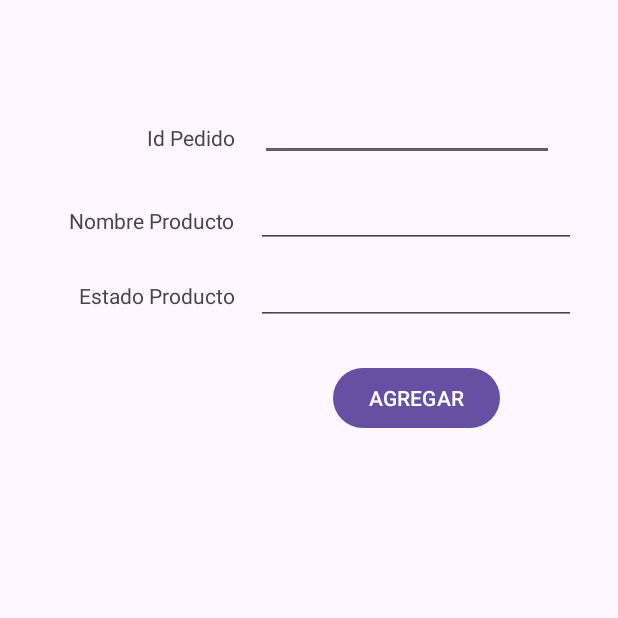
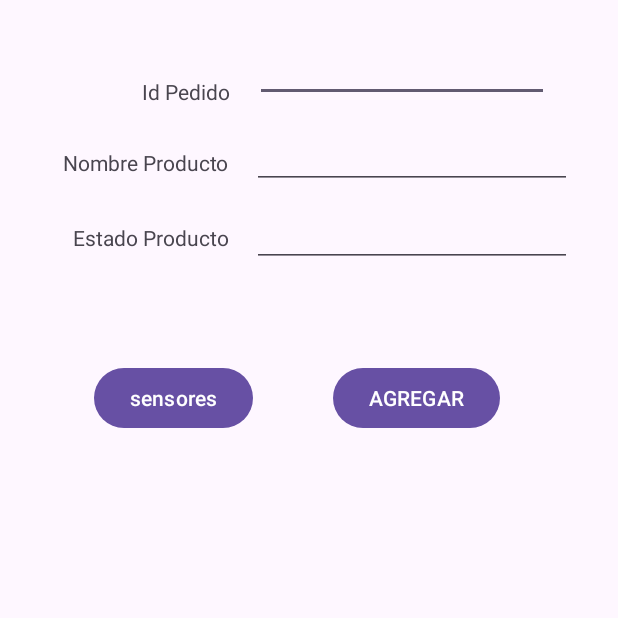
Before and after one commit to BenjaminSoto1/evaluacion2, an Android app: the screen it shows after launch (MainActivity), on a phone screen of 412 x 824 dp, the top half of it. Run offline under Robolectric (Android 15) with nearby library versions, the phone set to English and light mode, and no system bars; our stand-ins replace Firebase (no records; nobody signed in at launch, a user with empty details on screens opened directly).

```diff
--- a/app/build.gradle.kts
+++ b/app/build.gradle.kts
@@ -1,6 +1,7 @@
 plugins {
     id("com.android.application")
     id("com.google.gms.google-services")
+    id("com.google.firebase.crashlytics")
 }
 
 android {
@@ -10,7 +11,7 @@ android {
     defaultConfig {
         applicationId = "cl.example.evaluacion"
         minSdk = 24
-        targetSdk = 34
+        targetSdk = 33
         versionCode = 1
         versionName = "1.0"
 
@@ -35,8 +36,11 @@ dependencies {
     implementation("com.google.android.material:material:1.10.0")
     implementation("androidx.constraintlayout:constraintlayout:2.1.4")
     implementation("com.google.firebase:firebase-database:20.2.2")
+    implementation ("com.google.firebase:firebase-crashlytics-ktx")
+    implementation ("com.google.firebase:firebase-analytics")
     testImplementation("junit:junit:4.13.2")
     androidTestImplementation("androidx.test.ext:junit:1.1.5")
     androidTestImplementation("androidx.test.espresso:espresso-core:3.5.1")
     implementation(platform("com.google.firebase:firebase-bom:32.3.1"))
+
 }
--- a/app/src/main/AndroidManifest.xml
+++ b/app/src/main/AndroidManifest.xml
@@ -13,6 +13,9 @@
         android:theme="@style/Theme.Evaluacion"
         tools:targetApi="31">
         <activity
+            android:name=".Sensores"
+            android:exported="false" />
+        <activity
             android:name=".MainActivity"
             android:exported="true">
             <intent-filter>
--- a/app/src/main/java/cl/example/evaluacion/MainActivity.java
+++ b/app/src/main/java/cl/example/evaluacion/MainActivity.java
@@ -16,7 +16,7 @@ import com.google.firebase.database.DatabaseError;
 import com.google.firebase.database.DatabaseReference;
 import com.google.firebase.database.FirebaseDatabase;
 import com.google.firebase.database.ValueEventListener;
-
+import android.content.Intent;
 import java.util.ArrayList;
 import java.util.List;
 import java.util.UUID;
@@ -28,7 +28,7 @@ public class MainActivity extends AppCompatActivity {
     ArrayAdapter<Pedidos> arrayAdapterPedidos;
 
     EditText eTNombre,eTpedido,eTestado;
-    Button bTAgregar;
+    Button bTAgregar,bTsensor;
     ListView lvpedidos;
 
     FirebaseDatabase firebaseDatabase;
@@ -39,7 +39,8 @@ public class MainActivity extends AppCompatActivity {
     protected void onCreate(Bundle savedInstanceState) {
         super.onCreate(savedInstanceState);
         setContentView(R.layout.activity_main);
-
+        bTsensor=findViewById(R.id.btSensor);
+        Intent intent = new Intent(this,Sensores.class);
         eTNombre=findViewById(R.id.eTnombre);
         eTestado=findViewById(R.id.eTestado);
         eTpedido=findViewById(R.id.eTpedido);
@@ -49,6 +50,12 @@ public class MainActivity extends AppCompatActivity {
         listarDatos();
 
 
+        bTsensor.setOnClickListener(new View.OnClickListener() {
+                                        @Override
+                                        public void onClick(View v) {
+                                            startActivity(intent);
+                                        }
+                                    });
                 bTAgregar.setOnClickListener(new View.OnClickListener() {
                     @Override
                     public void onClick(View view) {
--- a/app/src/main/res/layout/activity_main.xml
+++ b/app/src/main/res/layout/activity_main.xml
@@ -5,6 +5,18 @@
     android:layout_width="match_parent"
     android:layout_height="match_parent"
     tools:context=".MainActivity">
+
+    <Button
+        android:id="@+id/btSensor"
+        android:layout_width="wrap_content"
+        android:layout_height="wrap_content"
+        android:text="sensores"
+        app:layout_constraintBottom_toBottomOf="parent"
+        app:layout_constraintEnd_toEndOf="parent"
+        app:layout_constraintHorizontal_bias="0.204"
+        app:layout_constraintStart_toStartOf="parent"
+        app:layout_constraintTop_toTopOf="parent"
+        app:layout_constraintVertical_bias="0.311" />
 
     <EditText
         android:id="@+id/eTpedido"
@@ -14,10 +26,59 @@
         android:inputType="text"
         app:layout_constraintBottom_toBottomOf="parent"
         app:layout_constraintEnd_toEndOf="parent"
-        app:layout_constraintHorizontal_bias="0.804"
+        app:layout_constraintHorizontal_bias="0.786"
         app:layout_constraintStart_toStartOf="parent"
         app:layout_constraintTop_toTopOf="parent"
-        app:layout_constraintVertical_bias="0.086" />
+        app:layout_constraintVertical_bias="0.036" />
+
+    <EditText
+        android:id="@+id/eTnombre"
+        android:layout_width="wrap_content"
+        android:layout_height="wrap_content"
+        android:ems="10"
+        android:inputType="text"
+        app:layout_constraintBottom_toBottomOf="parent"
+        app:layout_constraintEnd_toEndOf="parent"
+        app:layout_constraintHorizontal_bias="0.845"
+        app:layout_constraintStart_toStartOf="parent"
+        app:layout_constraintTop_toTopOf="parent"
+        app:layout_constraintVertical_bias="0.104" />
+
+    <TextView
+        android:id="@+id/tvNombreProducto"
+        android:layout_width="wrap_content"
+        android:layout_height="wrap_content"
+        android:text="Nombre Producto"
+        app:layout_constraintBottom_toBottomOf="parent"
+        app:layout_constraintEnd_toEndOf="parent"
+        app:layout_constraintHorizontal_bias="0.14"
+        app:layout_constraintStart_toStartOf="parent"
+        app:layout_constraintTop_toTopOf="parent"
+        app:layout_constraintVertical_bias="0.123" />
+
+    <TextView
+        android:id="@+id/tvEstado"
+        android:layout_width="wrap_content"
+        android:layout_height="wrap_content"
+        android:text="Estado Producto"
+        app:layout_constraintBottom_toBottomOf="parent"
+        app:layout_constraintEnd_toEndOf="parent"
+        app:layout_constraintHorizontal_bias="0.159"
+        app:layout_constraintStart_toStartOf="parent"
+        app:layout_constraintTop_toTopOf="parent"
+        app:layout_constraintVertical_bias="0.185" />
+
+    <TextView
+        android:id="@+id/tvIdpedidos"
+        android:layout_width="wrap_content"
+        android:layout_height="wrap_content"
+        android:text="Id Pedido"
+        app:layout_constraintBottom_toBottomOf="parent"
+        app:layout_constraintEnd_toEndOf="parent"
+        app:layout_constraintHorizontal_bias="0.267"
+        app:layout_constraintStart_toStartOf="parent"
+        app:layout_constraintTop_toTopOf="parent"
+        app:layout_constraintVertical_bias="0.064" />
 
     <EditText
         android:id="@+id/eTestado"
@@ -27,59 +88,10 @@
         android:inputType="text"
         app:layout_constraintBottom_toBottomOf="parent"
         app:layout_constraintEnd_toEndOf="parent"
-        app:layout_constraintHorizontal_bias="0.86"
+        app:layout_constraintHorizontal_bias="0.845"
         app:layout_constraintStart_toStartOf="parent"
         app:layout_constraintTop_toTopOf="parent"
-        app:layout_constraintVertical_bias="0.22" />
-
-    <TextView
-        android:id="@+id/tvEstado"
-        android:layout_width="wrap_content"
-        android:layout_height="wrap_content"
-        android:text="Estado Producto"
-        app:layout_constraintBottom_toBottomOf="parent"
-        app:layout_constraintEnd_toEndOf="parent"
-        app:layout_constraintHorizontal_bias="0.172"
-        app:layout_constraintStart_toStartOf="parent"
-        app:layout_constraintTop_toTopOf="parent"
-        app:layout_constraintVertical_bias="0.233" />
-
-    <TextView
-        android:id="@+id/tvIdpedidos"
-        android:layout_width="wrap_content"
-        android:layout_height="wrap_content"
-        android:text="Id Pedido"
-        app:layout_constraintBottom_toBottomOf="parent"
-        app:layout_constraintEnd_toEndOf="parent"
-        app:layout_constraintHorizontal_bias="0.278"
-        app:layout_constraintStart_toStartOf="parent"
-        app:layout_constraintTop_toTopOf="parent"
-        app:layout_constraintVertical_bias="0.102" />
-
-    <TextView
-        android:id="@+id/tvNombreProducto"
-        android:layout_width="wrap_content"
-        android:layout_height="wrap_content"
-        android:text="Nombre Producto"
-        app:layout_constraintBottom_toBottomOf="parent"
-        app:layout_constraintEnd_toEndOf="parent"
-        app:layout_constraintHorizontal_bias="0.153"
-        app:layout_constraintStart_toStartOf="parent"
-        app:layout_constraintTop_toTopOf="parent"
-        app:layout_constraintVertical_bias="0.171" />
-
-    <EditText
-        android:id="@+id/eTnombre"
-        android:layout_width="wrap_content"
-        android:layout_height="wrap_content"
-        android:ems="10"
-        android:inputType="text"
-        app:layout_constraintBottom_toBottomOf="parent"
-        app:layout_constraintEnd_toEndOf="parent"
-        app:layout_constraintHorizontal_bias="0.86"
-        app:layout_constraintStart_toStartOf="parent"
-        app:layout_constraintTop_toTopOf="parent"
-        app:layout_constraintVertical_bias="0.154" />
+        app:layout_constraintVertical_bias="0.17" />
 
     <Button
         android:id="@+id/button"
@@ -97,7 +109,11 @@
         android:id="@+id/lvPedidos"
         android:layout_width="409dp"
         android:layout_height="469dp"
-        tools:layout_editor_absoluteX="1dp"
-        tools:layout_editor_absoluteY="261dp" />
+        app:layout_constraintBottom_toBottomOf="parent"
+        app:layout_constraintEnd_toEndOf="parent"
+        app:layout_constraintHorizontal_bias="0.0"
+        app:layout_constraintStart_toStartOf="parent"
+        app:layout_constraintTop_toTopOf="parent"
+        app:layout_constraintVertical_bias="1.0" />
 
 </androidx.constraintlayout.widget.ConstraintLayout>
```
Also changed, not shown: app/src/main/java/cl/example/evaluacion/Sensores.java (added, +33 -0 lines), app/src/main/res/layout/activity_sensores.xml (added, +19 -0 lines), build.gradle.kts (+17 -0 lines). Lines whose indentation alone changed are shown as unchanged.
